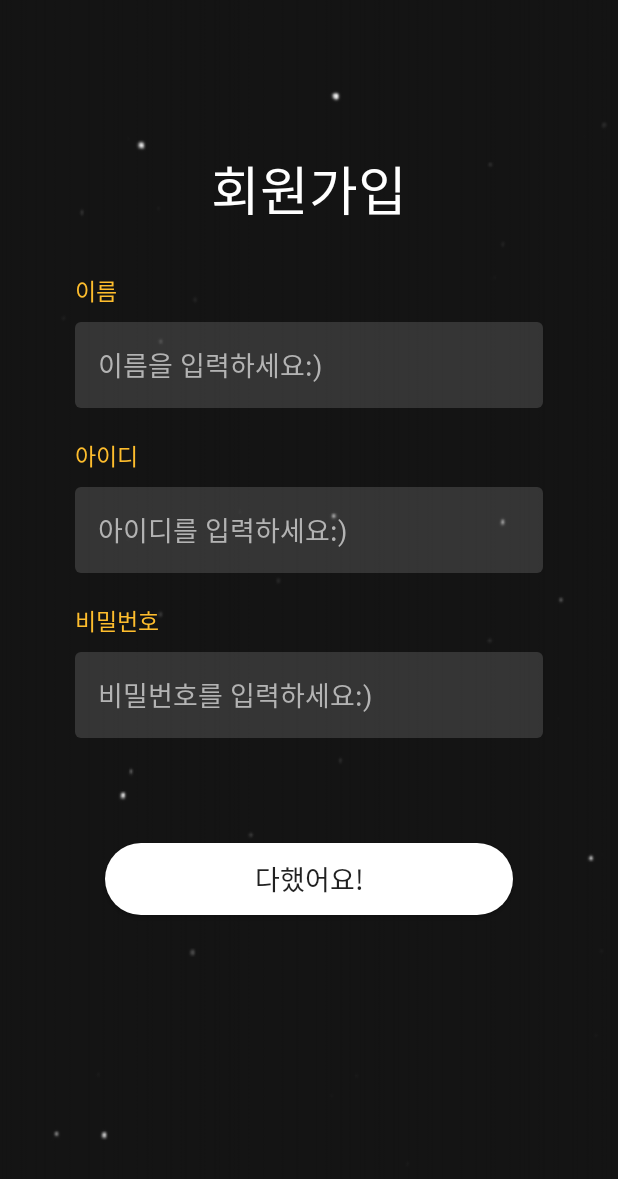
After one commit to ONSOPTFunAndroid/MH-ONSOPTAssignment, an Android app: the layout activity_sign_up.xml on its own in the app's theme, with its tools: preview values and no code run, on a phone screen of 412 x 824 dp. The commit adds this screen. Shown: the top 1179 px of the screen. Run offline under Robolectric (Android 15) with nearby library versions, the light colour scheme and no system bars.

Commit message:
[feat] #1 회원가입 화면 레이아웃 구현

```diff
--- /dev/null
+++ b/app/src/main/res/layout/activity_sign_up.xml
@@ -0,0 +1,146 @@
+<?xml version="1.0" encoding="utf-8"?>
+<androidx.constraintlayout.widget.ConstraintLayout xmlns:android="http://schemas.android.com/apk/res/android"
+    xmlns:app="http://schemas.android.com/apk/res-auto"
+    xmlns:tools="http://schemas.android.com/tools"
+    android:layout_width="match_parent"
+    android:layout_height="match_parent"
+    tools:context=".feature.signup.SignUpActivity"
+    android:background="@drawable/background">
+
+    <TextView
+        android:id="@+id/textView"
+        android:layout_width="wrap_content"
+        android:layout_height="wrap_content"
+        android:layout_marginTop="100dp"
+        android:fontFamily="@font/notosanskr_bold"
+        android:text="회원가입"
+        android:textColor="@color/white"
+        android:textSize="35dp"
+        android:lineSpacingExtra="8dp"
+        android:includeFontPadding="false"
+        app:layout_constraintEnd_toEndOf="parent"
+        app:layout_constraintStart_toStartOf="parent"
+        app:layout_constraintTop_toTopOf="parent" />
+
+    <TextView
+        android:id="@+id/textView2"
+        android:layout_width="wrap_content"
+        android:layout_height="wrap_content"
+        android:layout_marginStart="50dp"
+        android:layout_marginLeft="50dp"
+        android:layout_marginTop="30dp"
+        android:text="이름"
+        android:textColor="@color/yellow"
+        android:fontFamily="@font/notosanskr_medium"
+        android:textSize="15dp"
+        android:lineSpacingExtra="6dp"
+        android:includeFontPadding="false"
+        app:layout_constraintStart_toStartOf="parent"
+        app:layout_constraintTop_toBottomOf="@+id/textView" />
+
+    <EditText
+        android:id="@+id/edt_sign_up_name"
+        android:layout_width="0dp"
+        android:layout_height="wrap_content"
+        android:layout_marginTop="10dp"
+        android:layout_marginEnd="50dp"
+        android:layout_marginRight="50dp"
+        android:background="@drawable/border_white_line_4"
+        android:ems="10"
+        android:fontFamily="@font/notosanskr_light"
+        android:includeFontPadding="false"
+        android:inputType="textPersonName"
+        android:lineSpacingExtra="8dp"
+        android:padding="15dp"
+        android:hint="이름을 입력하세요:)"
+        android:textColor="@color/white"
+        android:textColorHint="@color/gray"
+        app:layout_constraintEnd_toEndOf="parent"
+        app:layout_constraintStart_toStartOf="@+id/textView2"
+        app:layout_constraintTop_toBottomOf="@+id/textView2" />
+
+    <TextView
+        android:id="@+id/textView3"
+        android:layout_width="wrap_content"
+        android:layout_height="wrap_content"
+        android:layout_marginTop="20dp"
+        android:text="아이디"
+        android:textColor="@color/yellow"
+        android:fontFamily="@font/notosanskr_medium"
+        android:textSize="15dp"
+        android:lineSpacingExtra="6dp"
+        android:includeFontPadding="false"
+        app:layout_constraintStart_toStartOf="@+id/textView2"
+        app:layout_constraintTop_toBottomOf="@+id/edt_sign_up_name" />
+
+    <EditText
+        android:id="@+id/edt_sign_up_id"
+        android:layout_width="0dp"
+        android:layout_height="wrap_content"
+        android:layout_marginTop="10dp"
+        android:background="@drawable/border_white_line_4"
+        android:ems="10"
+        android:fontFamily="@font/notosanskr_light"
+        android:includeFontPadding="false"
+        android:inputType="textPersonName"
+        android:lineSpacingExtra="8dp"
+        android:padding="15dp"
+        android:hint="아이디를 입력하세요:)"
+        android:textColor="@color/white"
+        android:textColorHint="@color/gray"
+        app:layout_constraintEnd_toEndOf="@+id/edt_sign_up_name"
+        app:layout_constraintStart_toStartOf="@+id/textView2"
+        app:layout_constraintTop_toBottomOf="@+id/textView3" />
+
+    <TextView
+        android:id="@+id/textView4"
+        android:layout_width="wrap_content"
+        android:layout_height="wrap_content"
+        android:layout_marginTop="20dp"
+        android:text="비밀번호"
+        android:textColor="@color/yellow"
+        android:fontFamily="@font/notosanskr_medium"
+        android:textSize="15dp"
+        android:lineSpacingExtra="6dp"
+        android:includeFontPadding="false"
+        app:layout_constraintStart_toStartOf="@+id/textView2"
+        app:layout_constraintTop_toBottomOf="@+id/edt_sign_up_id" />
+
+    <EditText
+        android:id="@+id/edt_sign_up_password"
+        android:layout_width="0dp"
+        android:layout_height="wrap_content"
+        android:layout_marginTop="10dp"
+        android:background="@drawable/border_white_line_4"
+        android:ems="10"
+        android:fontFamily="@font/notosanskr_light"
+        android:includeFontPadding="false"
+        android:lineSpacingExtra="8dp"
+        android:padding="15dp"
+        android:hint="비밀번호를 입력하세요:)"
+        android:inputType="numberPassword"
+        android:textColor="@color/white"
+        android:textColorHint="@color/gray"
+        app:layout_constraintEnd_toEndOf="@+id/edt_sign_up_name"
+        app:layout_constraintStart_toStartOf="@+id/edt_sign_up_name"
+        app:layout_constraintTop_toBottomOf="@+id/textView4" />
+
+    <Button
+        android:id="@+id/btn_sign_up_confirm"
+        android:layout_width="0dp"
+        android:layout_height="wrap_content"
+        android:layout_marginStart="70dp"
+        android:layout_marginLeft="70dp"
+        android:layout_marginTop="70dp"
+        android:layout_marginEnd="70dp"
+        android:layout_marginRight="70dp"
+        android:text="다했어요!"
+        android:background="@drawable/border_white_fill_25"
+        android:textSize="18dp"
+        android:fontFamily="@font/notosanskr_bold"
+        android:lineSpacingExtra="8dp"
+        android:includeFontPadding="false"
+        app:layout_constraintEnd_toEndOf="parent"
+        app:layout_constraintStart_toStartOf="parent"
+        app:layout_constraintTop_toBottomOf="@+id/edt_sign_up_password" />
+</androidx.constraintlayout.widget.ConstraintLayout>
--- a/app/src/main/res/values/colors.xml
+++ b/app/src/main/res/values/colors.xml
@@ -9,4 +9,5 @@
     <color name="white">#FFFFFFFF</color>
 
     <color name="yellow">#febd2d</color>
+    <color name="gray">#B3B3B3</color>
 </resources>
```
